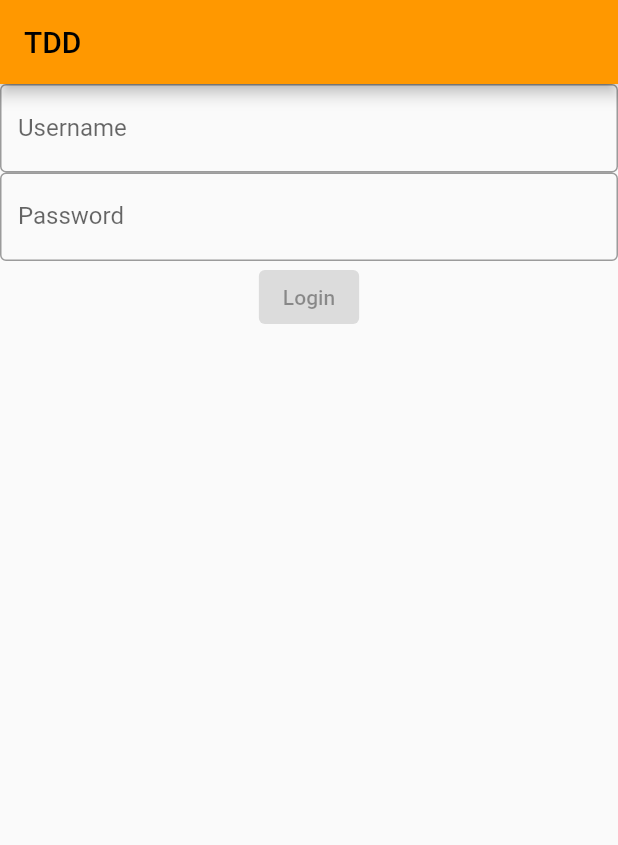
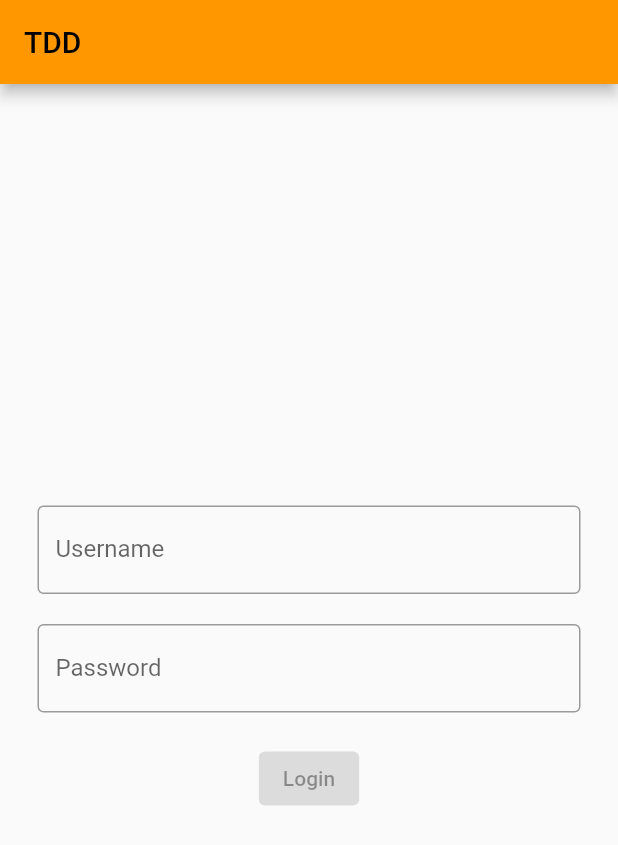
Before and after one commit to code-heroes-pty-ltd/tdd_in_flutter, a Flutter app: the screen it shows after launch, on a phone screen of 412 x 824 dp. Shown: the top 845 px of the screen. Run offline on Flutter 3.47's test engine with Material 2 defaults, Android fonts, the phone set to English and light mode, and no system bars.

Commit message:
Refactor login UI

```diff
--- a/lib/main.dart
+++ b/lib/main.dart
@@ -9,7 +9,7 @@ class MyApp extends StatelessWidget {
 
   @override
   Widget build(BuildContext context) {
-    return MyHomePage();
+    return const MyHomePage();
   }
 }
 
@@ -17,7 +17,7 @@ class MyHomePage extends StatefulWidget {
   static const Key usernameInputKey = Key('MyHomePage_usernameInputKey');
   static const Key passwordInputKey = Key('MyHomePage_passwordInputKey');
   static const Key loginButtonKey = Key('MyHomePage_loginButtonKey');
-  MyHomePage({super.key});
+  const MyHomePage({super.key});
 
   @override
   State<MyHomePage> createState() => _MyHomePageState();
@@ -32,6 +32,7 @@ class _MyHomePageState extends State<MyHomePage> {
   @override
   Widget build(BuildContext context) {
     return MaterialApp(
+      debugShowCheckedModeBanner: false,
       title: 'TDD in Flutter',
       theme: ThemeData(
         primarySwatch: Colors.orange,
@@ -40,7 +41,10 @@ class _MyHomePageState extends State<MyHomePage> {
         appBar: AppBar(
           title: const Text('TDD'),
         ),
-        body: Column(
+        body: Padding(
+          padding: const EdgeInsets.symmetric(horizontal: 25.0),
+          child: Column(
+            mainAxisAlignment: MainAxisAlignment.center,
             children: [
               TextField(
                 key: MyHomePage.usernameInputKey,
@@ -51,16 +55,19 @@ class _MyHomePageState extends State<MyHomePage> {
                 ),
                 onChanged: (value) => _checkValue(),
               ),
+              const SizedBox(height: 20.0,),
               TextField(
                 key: MyHomePage.passwordInputKey,
                 controller: passwordController,
                 obscureText: true,
+                obscuringCharacter: '*',
                 decoration: const InputDecoration(
                   border: OutlineInputBorder(),
                   labelText: 'Password',
                 ),
                 onChanged: (value) => _checkValue(),
               ),
+              const SizedBox(height: 20.0,),
               ElevatedButton(
                 key: MyHomePage.loginButtonKey,
                 onPressed: isLoginButtonEnabled ? () {
@@ -69,6 +76,7 @@ class _MyHomePageState extends State<MyHomePage> {
                 child: const Text('Login'),
               ),
             ],
+          ),
         ),
       ),
     );
```
Lines whose indentation alone changed are shown as unchanged.
